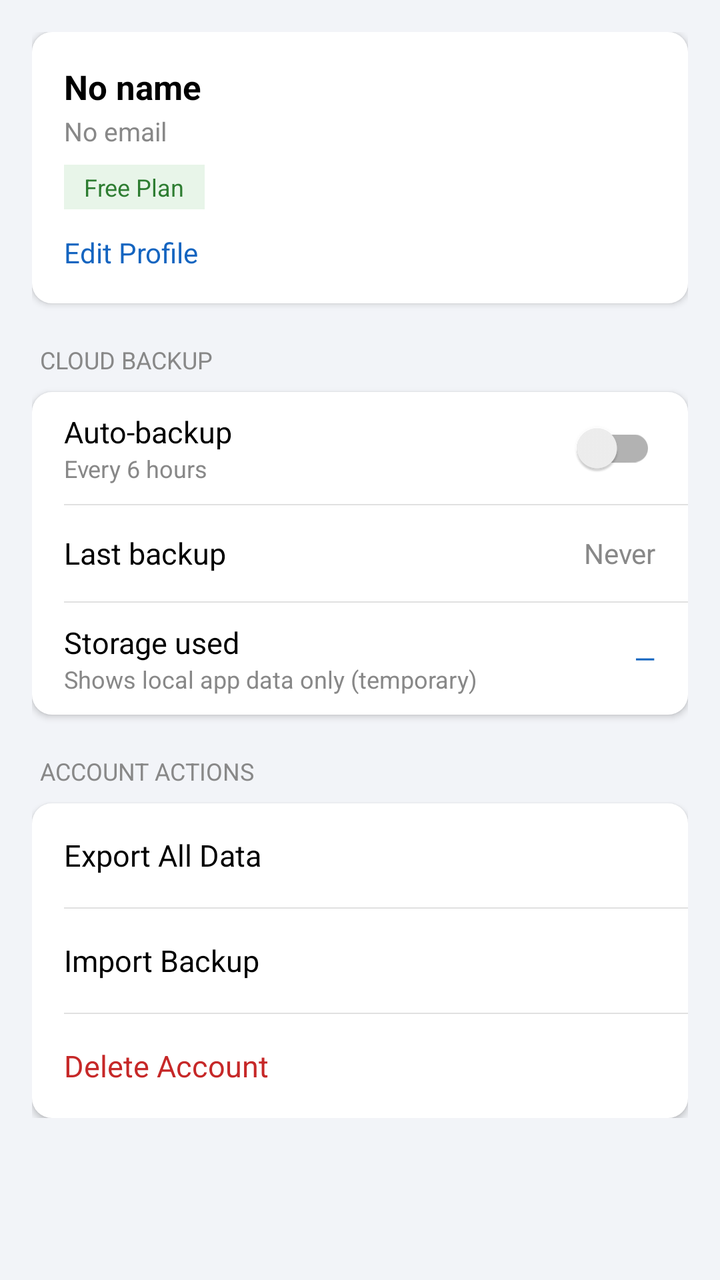
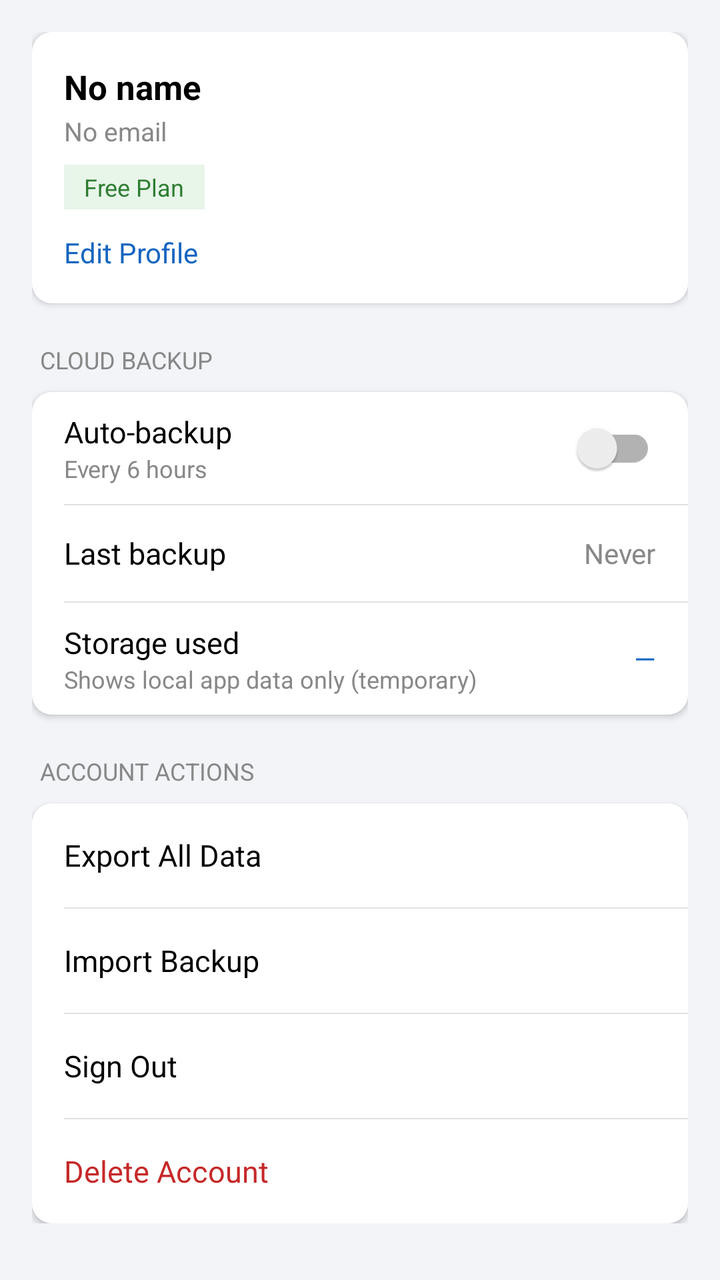

Compare the two renders of this Android layout. The source of the first and the diff that turns it into the second are given below.
<!-- AndroidManifest.xml: application theme Theme.AquaSense -->
<!-- res/layout/fragment_accounts_backup.xml -->
<?xml version="1.0" encoding="utf-8"?>
<ScrollView xmlns:android="http://schemas.android.com/apk/res/android"
    android:layout_width="match_parent"
    android:layout_height="match_parent"
    android:background="@color/background">

    <LinearLayout
        android:layout_width="match_parent"
        android:layout_height="wrap_content"
        android:orientation="vertical"
        android:padding="16dp">

        
        <LinearLayout
            android:layout_width="match_parent"
            android:layout_height="wrap_content"
            android:layout_marginBottom="20dp"
            android:background="@drawable/bg_settings_card"
            android:elevation="2dp"
            android:orientation="vertical"
            android:padding="16dp">

            <TextView
                android:id="@+id/tvProfileName"
                android:layout_width="wrap_content"
                android:layout_height="wrap_content"
                android:text="@string/profile_name_empty"
                android:textColor="@color/text_primary"
                android:textSize="17sp"
                android:textStyle="bold" />

            <TextView
                android:id="@+id/tvProfileEmail"
                android:layout_width="wrap_content"
                android:layout_height="wrap_content"
                android:layout_marginTop="2dp"
                android:text="@string/profile_email_empty"
                android:textColor="@color/text_secondary"
                android:textSize="13sp" />

            <TextView
                android:id="@+id/tvProfilePlan"
                android:layout_width="wrap_content"
                android:layout_height="wrap_content"
                android:layout_marginTop="8dp"
                android:background="@color/plan_badge_bg"
                android:paddingStart="10dp"
                android:paddingEnd="10dp"
                android:paddingTop="3dp"
                android:paddingBottom="3dp"
                android:text="@string/profile_plan_placeholder"
                android:textColor="@color/plan_badge_text"
                android:textSize="12sp" />

            <TextView
                android:id="@+id/btnEditProfile"
                android:layout_width="wrap_content"
                android:layout_height="wrap_content"
                android:layout_marginTop="12dp"
                android:clickable="true"
                android:focusable="true"
                android:text="@string/edit_profile"
                android:textColor="@color/accent"
                android:textSize="14sp" />

        </LinearLayout>

        
        <TextView
            android:layout_width="wrap_content"
            android:layout_height="wrap_content"
            android:layout_marginBottom="8dp"
            android:layout_marginStart="4dp"
            android:text="@string/section_cloud_backup"
            android:textAllCaps="true"
            android:textColor="@color/text_secondary"
            android:textSize="12sp" />

        <LinearLayout
            android:layout_width="match_parent"
            android:layout_height="wrap_content"
            android:layout_marginBottom="20dp"
            android:background="@drawable/bg_settings_card"
            android:elevation="2dp"
            android:orientation="vertical">

            
            <LinearLayout
                android:layout_width="match_parent"
                android:layout_height="56dp"
                android:gravity="center_vertical"
                android:orientation="horizontal"
                android:paddingStart="16dp"
                android:paddingEnd="16dp">

                <LinearLayout
                    android:layout_width="0dp"
                    android:layout_height="wrap_content"
                    android:layout_weight="1"
                    android:orientation="vertical">

                    <TextView
                        android:layout_width="wrap_content"
                        android:layout_height="wrap_content"
                        android:text="@string/auto_backup"
                        android:textColor="@color/text_primary"
                        android:textSize="15sp" />

                    <TextView
                        android:layout_width="wrap_content"
                        android:layout_height="wrap_content"
                        android:text="@string/auto_backup_desc"
                        android:textColor="@color/text_secondary"
                        android:textSize="12sp" />

                </LinearLayout>

                <androidx.appcompat.widget.SwitchCompat
                    android:id="@+id/switchAutoBackup"
                    android:layout_width="wrap_content"
                    android:layout_height="wrap_content" />

            </LinearLayout>

            <View
                android:layout_width="match_parent"
                android:layout_height="0.5dp"
                android:layout_marginStart="16dp"
                android:background="@color/divider" />

            
            <LinearLayout
                android:layout_width="match_parent"
                android:layout_height="48dp"
                android:gravity="center_vertical"
                android:orientation="horizontal"
                android:paddingStart="16dp"
                android:paddingEnd="16dp">

                <TextView
                    android:layout_width="0dp"
                    android:layout_height="wrap_content"
                    android:layout_weight="1"
                    android:text="@string/last_backup"
                    android:textColor="@color/text_primary"
                    android:textSize="15sp" />

                <TextView
                    android:id="@+id/tvLastBackup"
                    android:layout_width="wrap_content"
                    android:layout_height="wrap_content"
                    android:text="@string/last_backup_never"
                    android:textColor="@color/text_secondary"
                    android:textSize="14sp" />

            </LinearLayout>

            <View
                android:layout_width="match_parent"
                android:layout_height="0.5dp"
                android:layout_marginStart="16dp"
                android:background="@color/divider" />

            
            <LinearLayout
                android:layout_width="match_parent"
                android:layout_height="56dp"
                android:gravity="center_vertical"
                android:orientation="horizontal"
                android:paddingStart="16dp"
                android:paddingEnd="16dp">

                <LinearLayout
                    android:layout_width="0dp"
                    android:layout_height="wrap_content"
                    android:layout_weight="1"
                    android:orientation="vertical">

                    <TextView
                        android:layout_width="wrap_content"
                        android:layout_height="wrap_content"
                        android:text="@string/storage_used"
                        android:textColor="@color/text_primary"
                        android:textSize="15sp" />

                    <TextView
                        android:layout_width="wrap_content"
                        android:layout_height="wrap_content"
                        android:text="@string/storage_used_desc"
                        android:textColor="@color/text_secondary"
                        android:textSize="12sp" />

                </LinearLayout>

                <TextView
                    android:id="@+id/tvStorageUsed"
                    android:layout_width="wrap_content"
                    android:layout_height="wrap_content"
                    android:text="@string/storage_used_placeholder"
                    android:textColor="@color/accent"
                    android:textSize="14sp" />

            </LinearLayout>

        </LinearLayout>

        
        <TextView
            android:layout_width="wrap_content"
            android:layout_height="wrap_content"
            android:layout_marginBottom="8dp"
            android:layout_marginStart="4dp"
            android:text="@string/section_account_actions"
            android:textAllCaps="true"
            android:textColor="@color/text_secondary"
            android:textSize="12sp" />

        <LinearLayout
            android:layout_width="match_parent"
            android:layout_height="wrap_content"
            android:background="@drawable/bg_settings_card"
            android:elevation="2dp"
            android:orientation="vertical">

            <TextView
                android:id="@+id/btnExportData"
                android:layout_width="match_parent"
                android:layout_height="52dp"
                android:clickable="true"
                android:focusable="true"
                android:foreground="?attr/selectableItemBackground"
                android:gravity="center_vertical"
                android:paddingStart="16dp"
                android:paddingEnd="16dp"
                android:text="@string/export_all_data"
                android:textColor="@color/text_primary"
                android:textSize="15sp" />

            <View
                android:layout_width="match_parent"
                android:layout_height="0.5dp"
                android:layout_marginStart="16dp"
                android:background="@color/divider" />

            <TextView
                android:id="@+id/btnImportBackup"
                android:layout_width="match_parent"
                android:layout_height="52dp"
                android:clickable="true"
                android:focusable="true"
                android:foreground="?attr/selectableItemBackground"
                android:gravity="center_vertical"
                android:paddingStart="16dp"
                android:paddingEnd="16dp"
                android:text="@string/import_backup"
                android:textColor="@color/text_primary"
                android:textSize="15sp" />

            <View
                android:layout_width="match_parent"
                android:layout_height="0.5dp"
                android:layout_marginStart="16dp"
                android:background="@color/divider" />

            <TextView
                android:id="@+id/btnDeleteAccount"
                android:layout_width="match_parent"
                android:layout_height="52dp"
                android:clickable="true"
                android:focusable="true"
                android:foreground="?attr/selectableItemBackground"
                android:gravity="center_vertical"
                android:paddingStart="16dp"
                android:paddingEnd="16dp"
                android:text="Delete Account"
                android:textColor="@color/danger"
                android:textSize="15sp" />

        </LinearLayout>

    </LinearLayout>

</ScrollView>
<!-- resources referenced by this layout -->
<resources>
  <color name="accent">#FF1565C0</color>
  <color name="background">#FFF2F4F8</color>
  <color name="danger">#FFC62828</color>
  <color name="divider">#FFE0E0E0</color>
  <color name="plan_badge_bg">#FFE8F5E9</color>
  <color name="plan_badge_text">#FF2E7D32</color>
  <color name="text_primary">#FF000000</color>
  <color name="text_secondary">#FF888888</color>
  <!-- drawable bg_settings_card (drawable) -->
  <?xml version="1.0" encoding="utf-8"?>
  <shape xmlns:android="http://schemas.android.com/apk/res/android"
      android:shape="rectangle">
      <solid android:color="@color/card_background" />
      <corners android:radius="10dp" />
  </shape>
  <string name="auto_backup">Auto-backup</string>
  <string name="auto_backup_desc">Every 6 hours</string>
  <string name="edit_profile">Edit Profile</string>
  <string name="export_all_data">Export All Data</string>
  <string name="import_backup">Import Backup</string>
  <string name="last_backup">Last backup</string>
  <string name="last_backup_never">Never</string>
  <string name="profile_email_empty">No email</string>
  <string name="profile_name_empty">No name</string>
  <string name="profile_plan_placeholder">Free Plan</string>
  <string name="section_account_actions">ACCOUNT ACTIONS</string>
  <string name="section_cloud_backup">CLOUD BACKUP</string>
  <string name="storage_used">Storage used</string>
  <string name="storage_used_desc">Shows local app data only (temporary)</string>
  <string name="storage_used_placeholder">—</string>
  <style name="Theme.AquaSense" parent="Theme.MaterialComponents.DayNight.NoActionBar" />
  <color name="card_background">#FFFFFFFF</color>
</resources>

<!-- the commit's change to res/layout/fragment_accounts_backup.xml (unified diff, before → after) -->
@@ -149,7 +149,7 @@
                     android:id="@+id/tvLastBackup"
                     android:layout_width="wrap_content"
                     android:layout_height="wrap_content"
-                    android:text="@string/last_backup_never"
+                    android:text="@string/never"
                     android:textColor="@color/text_secondary"
                     android:textSize="14sp" />
 
@@ -263,6 +263,26 @@
                 android:background="@color/divider" />
 
             <TextView
+                android:id="@+id/btnSignOut"
+                android:layout_width="match_parent"
+                android:layout_height="52dp"
+                android:clickable="true"
+                android:focusable="true"
+                android:foreground="?attr/selectableItemBackground"
+                android:gravity="center_vertical"
+                android:paddingStart="16dp"
+                android:paddingEnd="16dp"
+                android:text="@string/sign_out"
+                android:textColor="@color/text_primary"
+                android:textSize="15sp" />
+
+            <View
+                android:layout_width="match_parent"
+                android:layout_height="0.5dp"
+                android:layout_marginStart="16dp"
+                android:background="@color/divider" />
+
+            <TextView
                 android:id="@+id/btnDeleteAccount"
                 android:layout_width="match_parent"
                 android:layout_height="52dp"
@@ -272,7 +292,7 @@
                 android:gravity="center_vertical"
                 android:paddingStart="16dp"
                 android:paddingEnd="16dp"
-                android:text="Delete Account"
+                android:text="@string/delete_account"
                 android:textColor="@color/danger"
                 android:textSize="15sp" />
 
<!-- resource entries referenced after the edit -->
@@ -17,16 +17,18 @@
   </shape>
   <string name="auto_backup">Auto-backup</string>
   <string name="auto_backup_desc">Every 6 hours</string>
+  <string name="delete_account">Delete Account</string>
   <string name="edit_profile">Edit Profile</string>
   <string name="export_all_data">Export All Data</string>
   <string name="import_backup">Import Backup</string>
   <string name="last_backup">Last backup</string>
-  <string name="last_backup_never">Never</string>
+  <string name="never">Never</string>
   <string name="profile_email_empty">No email</string>
   <string name="profile_name_empty">No name</string>
   <string name="profile_plan_placeholder">Free Plan</string>
   <string name="section_account_actions">ACCOUNT ACTIONS</string>
   <string name="section_cloud_backup">CLOUD BACKUP</string>
+  <string name="sign_out">Sign Out</string>
   <string name="storage_used">Storage used</string>
   <string name="storage_used_desc">Shows local app data only (temporary)</string>
   <string name="storage_used_placeholder">—</string>
